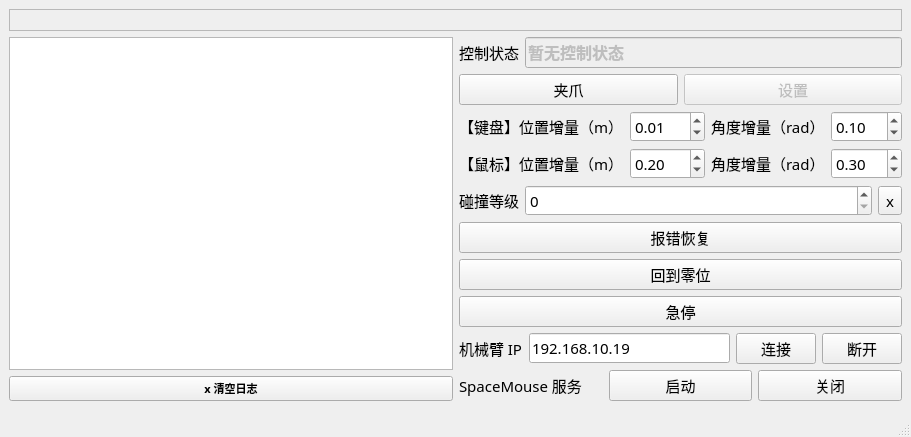
Wel2018/realman_teleop, file ui/form.ui: the form before one commit.
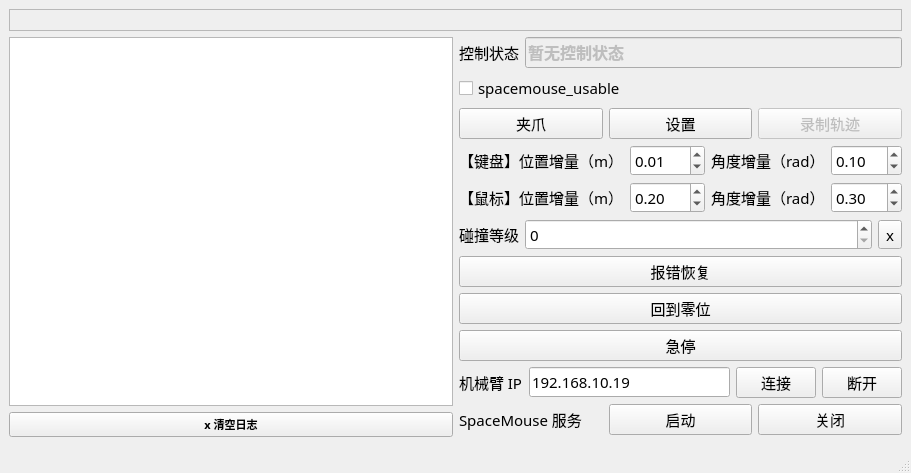
The form after the commit.

```diff
--- a/ui/form.ui
+++ b/ui/form.ui
@@ -8,7 +8,7 @@
     <x>0</x>
     <y>0</y>
     <width>911</width>
-    <height>402</height>
+    <height>473</height>
    </rect>
   </property>
   <property name="font">
@@ -97,6 +97,24 @@
             </item>
            </layout>
           </item>
+          <item>
+           <layout class="QHBoxLayout" name="horizontalLayout_6">
+            <item>
+             <widget class="QCheckBox" name="spacemouse_usable">
+              <property name="text">
+               <string>spacemouse_usable</string>
+              </property>
+             </widget>
+            </item>
+            <item>
+             <widget class="QLabel" name="spacemouse_trigger_mode">
+              <property name="text">
+               <string/>
+              </property>
+             </widget>
+            </item>
+           </layout>
+          </item>
           <item>
            <layout class="QHBoxLayout" name="horizontalLayout_2">
             <item>
@@ -109,7 +127,7 @@
             <item>
              <widget class="QPushButton" name="btn_setting">
               <property name="enabled">
-               <bool>false</bool>
+               <bool>true</bool>
               </property>
               <property name="toolTip">
                <string>修改快捷键和初始化虚拟环境状态</string>
@@ -131,6 +149,16 @@
               </property>
              </widget>
             </item>
+            <item>
+             <widget class="QPushButton" name="btn_rec">
+              <property name="enabled">
+               <bool>false</bool>
+              </property>
+              <property name="text">
+               <string>录制轨迹</string>
+              </property>
+             </widget>
+            </item>
            </layout>
           </item>
           <item>
```
